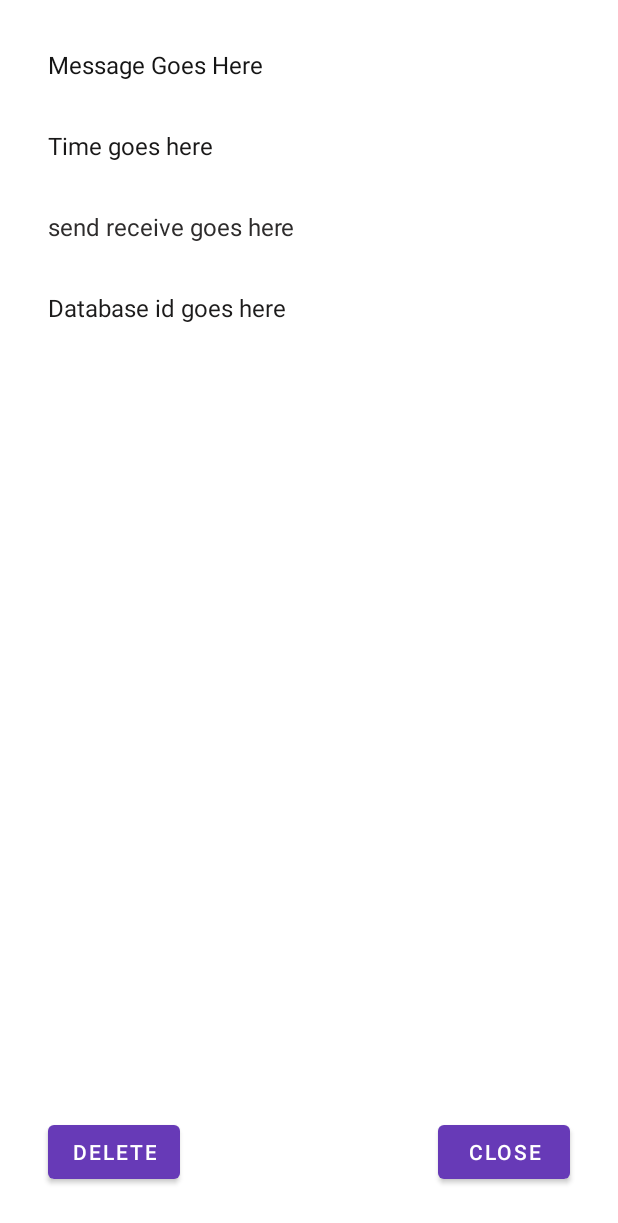
After one commit to minghui-liao/MyAndroidLabs, an Android app: the layout details_layout.xml on its own in the app's theme, with its tools: preview values and no code run, on a phone screen of 412 x 824 dp. The commit adds this screen. Shown: the top 1223 px of the screen. Run offline under Robolectric (Android 15) with nearby library versions, the phone set to English and light mode, and no system bars.

Commit message:
Finished Week8

```diff
--- a/app/src/main/res/layout/chatlayout.xml
+++ b/app/src/main/res/layout/chatlayout.xml
@@ -3,7 +3,8 @@
     xmlns:app="http://schemas.android.com/apk/res-auto"
     xmlns:tools="http://schemas.android.com/tools"
     android:layout_width="match_parent"
-    android:layout_height="match_parent">
+    android:layout_height="match_parent"
+    android:background="@color/white">
 
     <Button
         android:id="@+id/sendbtn"
--- /dev/null
+++ b/app/src/main/res/layout/details_layout.xml
@@ -0,0 +1,75 @@
+<?xml version="1.0" encoding="utf-8"?>
+<androidx.constraintlayout.widget.ConstraintLayout xmlns:android="http://schemas.android.com/apk/res/android"
+    xmlns:app="http://schemas.android.com/apk/res-auto"
+    xmlns:tools="http://schemas.android.com/tools"
+    android:layout_width="match_parent"
+    android:layout_height="match_parent"
+    android:clickable="true"
+    android:focusable="true"
+    android:background="@color/white">
+
+    <TextView
+        android:id="@+id/messageView"
+        android:layout_width="wrap_content"
+        android:layout_height="wrap_content"
+        android:layout_marginStart="32dp"
+        android:layout_marginTop="32dp"
+        android:text="Message Goes Here"
+        android:textColor="#151515"
+        android:textSize="16sp"
+        app:layout_constraintStart_toStartOf="parent"
+        app:layout_constraintTop_toTopOf="parent" />
+
+    <TextView
+        android:id="@+id/sendView"
+        android:layout_width="wrap_content"
+        android:layout_height="wrap_content"
+        android:layout_marginTop="32dp"
+        android:text="Time goes here"
+        android:textColor="#191818"
+        android:textSize="16sp"
+        app:layout_constraintStart_toStartOf="@+id/messageView"
+        app:layout_constraintTop_toBottomOf="@+id/messageView" />
+
+    <TextView
+        android:id="@+id/timeView"
+        android:layout_width="wrap_content"
+        android:layout_height="wrap_content"
+        android:layout_marginTop="32dp"
+        android:text="send receive goes here"
+        android:textColor="#2E2C2C"
+        android:textSize="16sp"
+        app:layout_constraintStart_toStartOf="@+id/sendView"
+        app:layout_constraintTop_toBottomOf="@+id/sendView" />
+
+    <TextView
+        android:id="@+id/databaseView"
+        android:layout_width="wrap_content"
+        android:layout_height="wrap_content"
+        android:layout_marginTop="32dp"
+        android:text="Database id goes here"
+        android:textColor="#1C1B1B"
+        android:textSize="16sp"
+        app:layout_constraintStart_toStartOf="@+id/timeView"
+        app:layout_constraintTop_toBottomOf="@+id/timeView" />
+
+    <Button
+        android:id="@+id/deletebtn"
+        android:layout_width="wrap_content"
+        android:layout_height="wrap_content"
+        android:layout_marginStart="32dp"
+        android:layout_marginBottom="32dp"
+        android:text="DELETE"
+        app:layout_constraintBottom_toBottomOf="parent"
+        app:layout_constraintStart_toStartOf="parent" />
+
+    <Button
+        android:id="@+id/closebtn"
+        android:layout_width="wrap_content"
+        android:layout_height="wrap_content"
+        android:layout_marginEnd="32dp"
+        android:layout_marginBottom="32dp"
+        android:text="CLOSE"
+        app:layout_constraintBottom_toBottomOf="parent"
+        app:layout_constraintEnd_toEndOf="parent" />
+</androidx.constraintlayout.widget.ConstraintLayout>
--- a/build.gradle
+++ b/build.gradle
@@ -5,7 +5,7 @@ buildscript {
         mavenCentral()
     }
     dependencies {
-        classpath 'com.android.tools.build:gradle:4.2.1'
+        classpath 'com.android.tools.build:gradle:4.2.2'
 
         // NOTE: Do not place your application dependencies here; they belong
         // in the individual module build.gradle files
```
Also changed, not shown: app/src/main/java/algonquin/cst2335/liao0026/ChatRoom.java (+23 -183 lines), app/src/main/java/algonquin/cst2335/liao0026/MessageDetailsFragment.java (added, +51 -0 lines), app/src/main/java/algonquin/cst2335/liao0026/MessageListFragment.java (added, +269 -0 lines), app/src/main/res/layout-sw600dp/empty_layout.xml (added, +20 -0 lines), app/src/main/res/layout/empty_layout.xml (added, +12 -0 lines).
